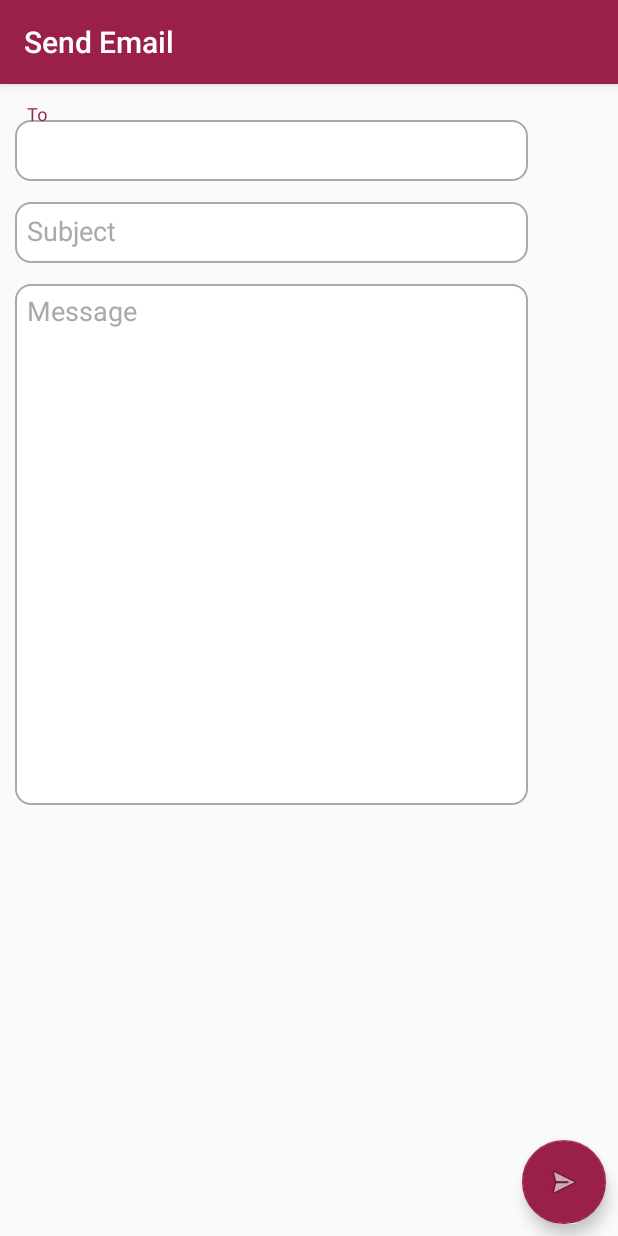
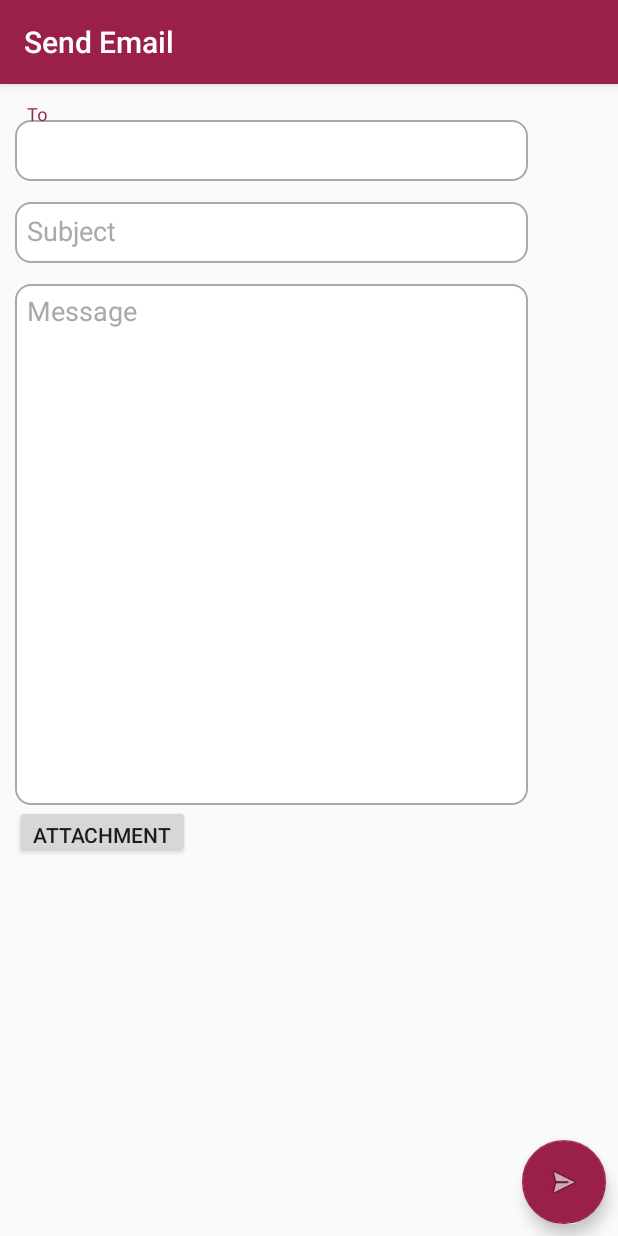
Before and after one commit to abdula2i2/SecureMail, an Android app: the SendEmail screen opened directly, with no data from a screen before it, on a phone screen of 412 x 824 dp. Run offline under Robolectric (Android 15) with nearby library versions, the phone set to English and light mode, and no system bars; libraries missing offline, so code that uses them is left out: io.realm; 3 statements that could not run were skipped.

Commit message:
attachment

```diff
--- a/app/src/main/res/layout/activity_send_email.xml
+++ b/app/src/main/res/layout/activity_send_email.xml
@@ -102,6 +102,14 @@
                 tools:layout_editor_absoluteX="16dp"
                 tools:layout_editor_absoluteY="133dp"
                 android:scrollbars="vertical"/>
+            <Button
+                android:id="@+id/bt_attachment"
+                android:layout_width="wrap_content"
+                android:layout_height="wrap_content"
+                android:text="attachment"
+                android:layout_alignParentBottom="true"
+                android:layout_alignParentRight="true"
+                android:layout_alignParentEnd="true" />
         </android.support.design.widget.TextInputLayout>
 
     </LinearLayout>
```
Also changed, not shown: app/src/main/java/com/mail/secure/securemail/SendEmail.java (+57 -13 lines).
